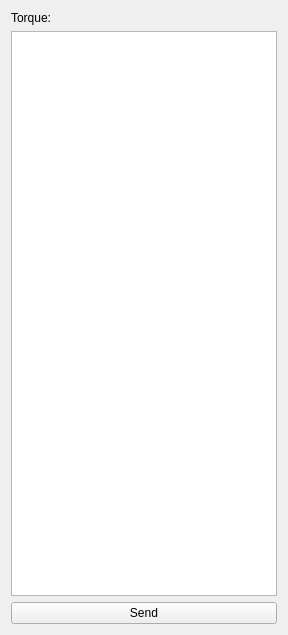
Old version of the form thor_mang_torque_control/resources/torque_control.ui in the repository thor-mang/thor_mang_ui.
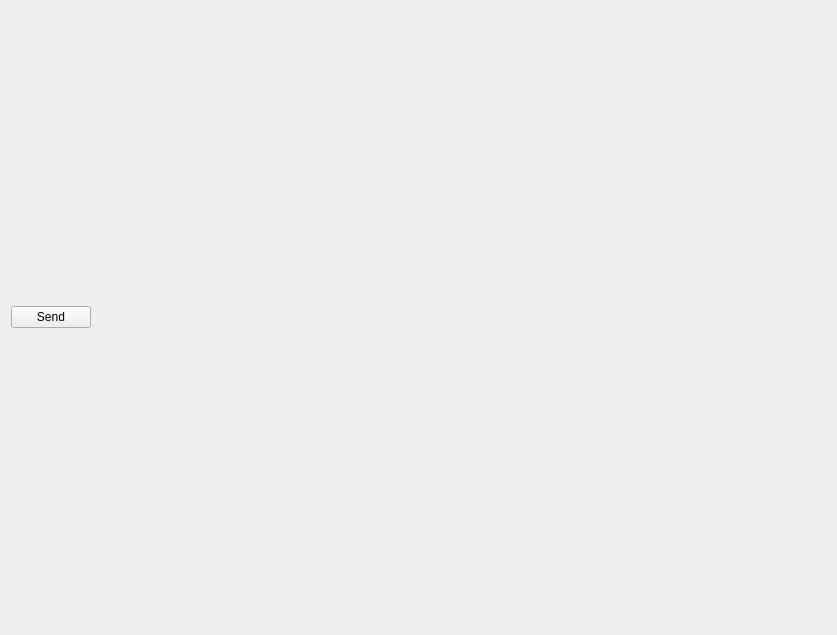
New version of the form.

The edit to the form file:
```diff
--- a/thor_mang_torque_control/resources/torque_control.ui
+++ b/thor_mang_torque_control/resources/torque_control.ui
@@ -6,7 +6,7 @@
    <rect>
     <x>0</x>
     <y>0</y>
-    <width>288</width>
+    <width>837</width>
     <height>635</height>
    </rect>
   </property>
@@ -19,32 +19,32 @@
   <property name="windowTitle">
    <string>Torque Control</string>
   </property>
-  <layout class="QVBoxLayout" name="verticalLayout_2">
+  <layout class="QVBoxLayout" name="verticalLayout">
    <item>
-    <layout class="QVBoxLayout" name="verticalLayout">
-     <property name="sizeConstraint">
-      <enum>QLayout::SetMaximumSize</enum>
-     </property>
-     <property name="margin">
-      <number>0</number>
-     </property>
+    <layout class="QHBoxLayout" name="appendage_layout"/>
+   </item>
+   <item>
+    <layout class="QHBoxLayout" name="button_layout">
      <item>
-      <widget class="QLabel" name="label">
-       <property name="text">
-        <string>Torque:</string>
-       </property>
-      </widget>
-     </item>
-     <item>
-      <widget class="QListWidget" name="listWidget"/>
-     </item>
-     <item>
-      <widget class="QPushButton" name="sendTorque">
+      <widget class="QPushButton" name="send_torque">
        <property name="text">
         <string>Send</string>
        </property>
       </widget>
      </item>
+     <item>
+      <spacer name="horizontalSpacer">
+       <property name="orientation">
+        <enum>Qt::Horizontal</enum>
+       </property>
+       <property name="sizeHint" stdset="0">
+        <size>
+         <width>40</width>
+         <height>20</height>
+        </size>
+       </property>
+      </spacer>
+     </item>
     </layout>
    </item>
   </layout>
```
